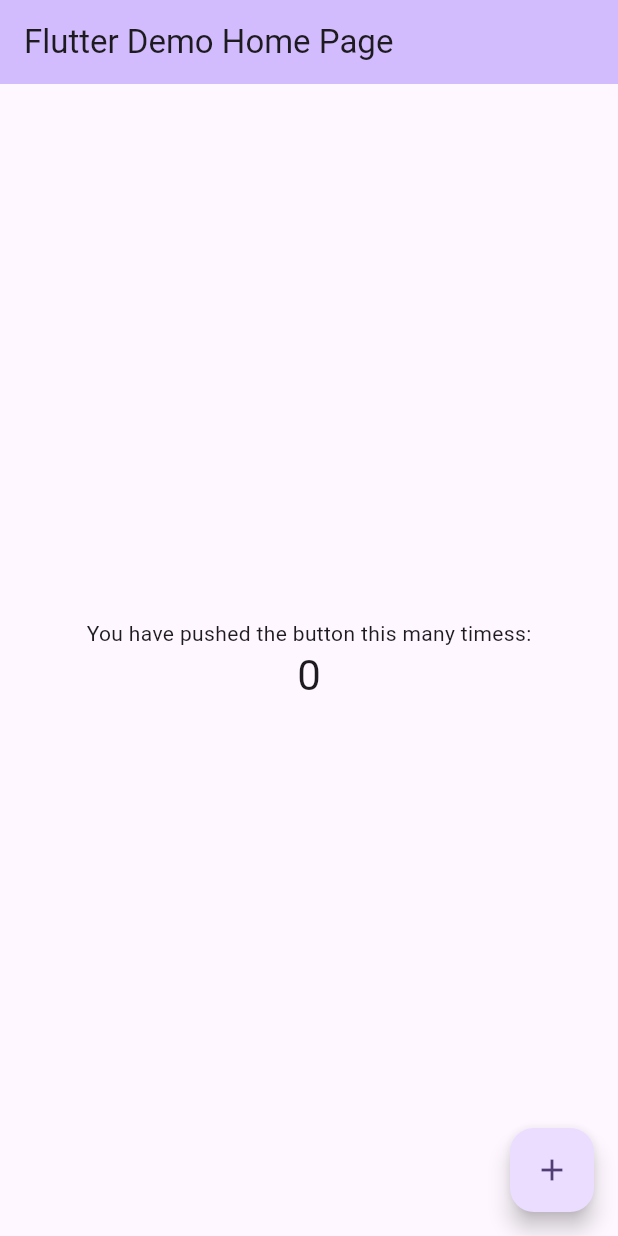
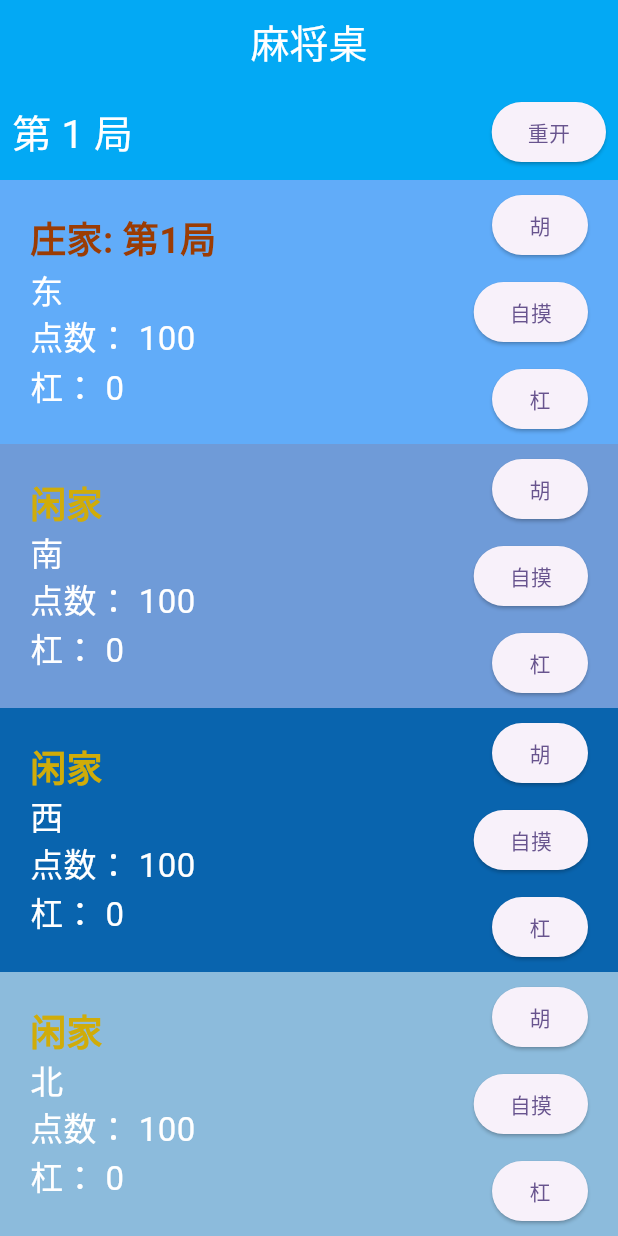
Before and after one commit to chzedong/mahjong-table, a Flutter app: the screen it shows after launch, on a phone screen of 412 x 824 dp. Run offline on Flutter 3.47's test engine with Material 3 defaults, Android fonts, the phone set to English and light mode, and no system bars.

Commit message:
基础功能实现

```diff
--- /dev/null
+++ b/lib/home.dart
@@ -0,0 +1,19 @@
+import 'package:flutter/material.dart';
+import 'play.dart';
+
+class MyHomePage extends StatelessWidget {
+  const MyHomePage({super.key});
+
+  @override
+  Widget build(BuildContext context) {
+    return Scaffold(
+      appBar: AppBar(
+        title: const Text('麻将桌',
+            style: TextStyle(color: Colors.white, fontSize: 26)),
+        centerTitle: true,
+        backgroundColor: Colors.lightBlue, // 设置背景颜
+      ),
+      body: const Center(child: Play()),
+    );
+  }
+}
--- a/lib/main.dart
+++ b/lib/main.dart
@@ -1,4 +1,5 @@
 import 'package:flutter/material.dart';
+import 'package:flutter_application_1/home.dart';
 
 void main() {
   runApp(const MyApp());
@@ -11,115 +12,12 @@ class MyApp extends StatelessWidget {
   @override
   Widget build(BuildContext context) {
     return MaterialApp(
-      title: 'Flutter Demo',
+      title: '麻将桌',
       theme: ThemeData(
-        // This is the theme of your application.
-        //
-        // TRY THIS: Try running your application with "flutter run". You'll see
-        // the application has a purple toolbar. Then, without quitting the app,
-        // try changing the seedColor in the colorScheme below to Colors.green
-        // and then invoke "hot reload" (save your changes or press the "hot
-        // reload" button in a Flutter-supported IDE, or press "r" if you used
-        // the command line to start the app).
-        //
-        // Notice that the counter didn't reset back to zero; the application
-        // state is not lost during the reload. To reset the state, use hot
-        // restart instead.
-        //
-        // This works for code too, not just values: Most code changes can be
-        // tested with just a hot reload.
         colorScheme: ColorScheme.fromSeed(seedColor: Colors.deepPurple),
         useMaterial3: true,
       ),
-      home: const MyHomePage(title: 'Flutter Demo Home Page'),
+      home: const MyHomePage(),
     );
   }
 }
-
-class MyHomePage extends StatefulWidget {
-  const MyHomePage({super.key, required this.title});
-
-  // This widget is the home page of your application. It is stateful, meaning
-  // that it has a State object (defined below) that contains fields that affect
-  // how it looks.
-
-  // This class is the configuration for the state. It holds the values (in this
-  // case the title) provided by the parent (in this case the App widget) and
-  // used by the build method of the State. Fields in a Widget subclass are
-  // always marked "final".
-
-  final String title;
-
-  @override
-  State<MyHomePage> createState() => _MyHomePageState();
-}
-
-class _MyHomePageState extends State<MyHomePage> {
-  int _counter = 0;
-
-  void _incrementCounter() {
-    setState(() {
-      // This call to setState tells the Flutter framework that something has
-      // changed in this State, which causes it to rerun the build method below
-      // so that the display can reflect the updated values. If we changed
-      // _counter without calling setState(), then the build method would not be
-      // called again, and so nothing would appear to happen.
-      _counter++;
-    });
-  }
-
-  @override
-  Widget build(BuildContext context) {
-    // This method is rerun every time setState is called, for instance as done
-    // by the _incrementCounter method above.
-    //
-    // The Flutter framework has been optimized to make rerunning build methods
-    // fast, so that you can just rebuild anything that needs updating rather
-    // than having to individually change instances of widgets.
-    return Scaffold(
-      appBar: AppBar(
-        // TRY THIS: Try changing the color here to a specific color (to
-        // Colors.amber, perhaps?) and trigger a hot reload to see the AppBar
-        // change color while the other colors stay the same.
-        backgroundColor: Theme.of(context).colorScheme.inversePrimary,
-        // Here we take the value from the MyHomePage object that was created by
-        // the App.build method, and use it to set our appbar title.
-        title: Text(widget.title),
-      ),
-      body: Center(
-        // Center is a layout widget. It takes a single child and positions it
-        // in the middle of the parent.
-        child: Column(
-          // Column is also a layout widget. It takes a list of children and
-          // arranges them vertically. By default, it sizes itself to fit its
-          // children horizontally, and tries to be as tall as its parent.
-          //
-          // Column has various properties to control how it sizes itself and
-          // how it positions its children. Here we use mainAxisAlignment to
-          // center the children vertically; the main axis here is the vertical
-          // axis because Columns are vertical (the cross axis would be
-          // horizontal).
-          //
-          // TRY THIS: Invoke "debug painting" (choose the "Toggle Debug Paint"
-          // action in the IDE, or press "p" in the console), to see the
-          // wireframe for each widget.
-          mainAxisAlignment: MainAxisAlignment.center,
-          children: <Widget>[
-            const Text(
-              'You have pushed the button this many timess:',
-            ),
-            Text(
-              '$_counter',
-              style: Theme.of(context).textTheme.headlineMedium,
-            ),
-          ],
-        ),
-      ),
-      floatingActionButton: FloatingActionButton(
-        onPressed: _incrementCounter,
-        tooltip: 'Increment',
-        child: const Icon(Icons.add),
-      ), // This trailing comma makes auto-formatting nicer for build methods.
-    );
-  }
-}
--- /dev/null
+++ b/lib/play.dart
@@ -0,0 +1,104 @@
+import 'package:flutter/material.dart';
+import 'package:flutter_application_1/playctl.dart';
+import 'package:flutter_application_1/player.dart';
+
+class Play extends StatefulWidget {
+  const Play({Key? key}) : super(key: key);
+
+  @override
+  State<Play> createState() => _PlayState();
+}
+
+class _PlayState extends State<Play> {
+  final PlayController playController = PlayController();
+
+  Iterable<Widget> getPlayers() {
+    return playController.names.map((name) {
+      return Expanded(
+          child: Player(
+              isBanker: playController.bankerIndex ==
+                      playController.names.indexOf(name)
+                  ? playController.bankerNumber + 1
+                  : -1,
+              name: name,
+              score: playController.getPlayerScore(name),
+              kong: playController.getPlayerGang(name),
+              onHu: (name, baseScore) {
+                setState(() {
+                  playController.onHu(name, baseScore);
+                });
+              },
+              onGang: (name, baseScore) {
+                setState(() {
+                  playController.onGang(name, baseScore);
+                });
+              },
+              onZimo: (name, baseScore) {
+                setState(() {
+                  playController.onHu(name, baseScore, ziMo: true);
+                });
+              }));
+    });
+  }
+
+  @override
+  Widget build(BuildContext context) {
+    return Container(
+      width: double.infinity,
+      child: Column(
+        children: [
+          Expanded(
+              flex: 0,
+              child: Container(
+                color: Colors.lightBlue,
+                width: double.infinity,
+                alignment: Alignment.center,
+                child: Padding(
+                  padding: const EdgeInsets.all(8.0),
+                  child: Row(
+                    children: [
+                      Expanded(
+                          child: Text(
+                        '第 ${(playController.start + 1).toString()} 局',
+                        style:
+                            const TextStyle(fontSize: 26, color: Colors.white),
+                      )),
+                      ElevatedButton(
+                          onPressed: () {
+                            // 点击按钮的时候，警告弹框提示是否要重置
+                            showDialog(
+                                context: context,
+                                builder: (BuildContext context) {
+                                  return AlertDialog(
+                                      title: const Text('重开'),
+                                      content: const Text('是否要重新开始？'),
+                                      actions: <Widget>[
+                                        TextButton(
+                                          onPressed: () {
+                                            Navigator.of(context).pop();
+                                            setState(() {
+                                              playController.reset();
+                                            });
+                                          },
+                                          child: Text('确认'),
+                                        )
+                                      ]);
+                                });
+                          },
+                          child: const Text('重开'))
+                    ],
+                  ),
+                ),
+              )),
+          Expanded(
+              flex: 1,
+              child: Container(
+                  width: double.infinity,
+                  child: Column(
+                    children: getPlayers().toList(),
+                  )))
+        ],
+      ),
+    );
+  }
+}
--- /dev/null
+++ b/lib/playctl.dart
@@ -0,0 +1,118 @@
+import 'dart:math';
+
+import 'package:flutter/foundation.dart';
+
+class PlayController {
+  List<int> players = [100, 100, 100, 100];
+
+  List<int> gangs = [0, 0, 0, 0];
+
+  List<int> banker = [0, 0];
+
+  List<String> names = ['东', '南', '西', '北'];
+
+  int start = 0;
+
+  int get bankerIndex {
+    if (kDebugMode) {
+      print('bankerIndex: $banker');
+      print('score:' +
+          (players[0] + players[1] + players[2] + players[3]).toString());
+    }
+    return banker[0] % players.length;
+  }
+
+  int get bankerNumber {
+    return banker[1];
+  }
+
+  void reset() {
+    players = [100, 100, 100, 100];
+    gangs = [0, 0, 0, 0];
+    banker = [0, 0];
+    start = 0;
+  }
+
+  bool isEnd() {
+    return players.any((item) => item == 0);
+  }
+
+  int getBankerScore(int n, {bool isLong = false}) {
+    const base = 5;
+    const gup = 2;
+    const long = 24;
+    return n * gup + (isLong ? long : base);
+  }
+
+  void onGang(String name, int attach) {
+    final index = names.indexOf(name);
+    gangs[index] += attach;
+  }
+
+  void onHu(String name, int attach, {bool ziMo = false, bool isLong = false}) {
+    final index = names.indexOf(name);
+
+    int preBankerNumber = banker[1];
+
+    if (index != bankerIndex) {
+      banker[1] = 0;
+    } else {
+      banker[1] += 1;
+    }
+
+    final baseScore = getBankerScore(banker[1], isLong: isLong);
+
+    int winScore = baseScore + attach;
+    if (ziMo) {
+      winScore *= 2;
+    }
+
+    int indexScore = 0;
+    for (int i = 0; i < players.length; i++) {
+      if (i != index) {
+        if (i == bankerIndex) {
+          int preBankerBase = getBankerScore(preBankerNumber + 1);
+          int win = preBankerBase + attach;
+
+          if (ziMo) {
+            win *= 2;
+          }
+          indexScore += min(win, players[i]);
+          players[i] -= min(win, players[i]);
+        } else {
+          indexScore += min(winScore, players[i]);
+          players[i] -= min(winScore, players[i]);
+        }
+      }
+    }
+
+    if (index != bankerIndex) {
+      banker[0] += 1;
+    }
+    players[index] += indexScore;
+    start += 1;
+  }
+
+  int getPlayerScore(String name) {
+    final index = names.indexOf(name);
+    return players[index];
+  }
+
+  int getPlayerGang(String name) {
+    final index = names.indexOf(name);
+    return gangs[index];
+  }
+
+  int getPlayerRealGang(String name) {
+    final index = names.indexOf(name);
+
+    int otherGang = 0;
+    for (int i = 0; i < gangs.length; i++) {
+      if (i != index) {
+        otherGang += gangs[i];
+      }
+    }
+
+    return gangs[index] + otherGang;
+  }
+}
--- /dev/null
+++ b/lib/player.dart
@@ -0,0 +1,176 @@
+import 'dart:math';
+import 'package:flutter/material.dart';
+import 'package:flutter_application_1/radio.dart';
+
+enum Action { hu, zimo, gang }
+
+Map _colorMap = {
+  '东': const Color.fromARGB(228, 78, 163, 248),
+  '南': const Color.fromARGB(255, 111, 155, 216),
+  '西': const Color.fromARGB(255, 9, 100, 174),
+  '北': const Color.fromARGB(255, 140, 187, 220),
+};
+
+class Player extends StatelessWidget {
+  final String name;
+  final int score;
+  final int kong;
+  final int isBanker;
+  final Function(String name, int baseScore)? onHu;
+  final Function(String name, int baseScore)? onZimo;
+  final Function(String name, int baseScore)? onGang;
+
+  Player({
+    super.key,
+    required this.name,
+    required this.score,
+    required this.kong,
+    this.isBanker = -1,
+    this.onHu,
+    this.onZimo,
+    this.onGang,
+  });
+
+  final Map<Action, String> actionMap = {
+    Action.hu: '胡',
+    Action.zimo: '自摸',
+    Action.gang: '杠',
+  };
+
+  // TextEditingController
+  final TextEditingController _textEditingController = TextEditingController();
+
+  void showInputDialog(BuildContext context, Action action) {
+    // 使用showDialog来显示一个对话框
+    _textEditingController.text = '';
+
+    Widget content = TextField(
+      controller: _textEditingController,
+      keyboardType: TextInputType.number,
+      decoration: const InputDecoration(
+        hintText: '几个风',
+        border: OutlineInputBorder(),
+      ),
+    );
+
+    if (action == Action.gang) {
+      content = RadioSelection(
+        onSelectionChanged: (value) {
+          _textEditingController.text = value;
+        },
+      );
+    }
+
+    showDialog(
+      context: context,
+      builder: (BuildContext context) {
+        return AlertDialog(
+          title: Text(actionMap[action] ?? '未知'),
+          content: content,
+          actions: <Widget>[
+            TextButton(
+              onPressed: () {
+                // 取消按钮
+                Navigator.of(context).pop();
+              },
+              child: const Text('取消'),
+            ),
+            TextButton(
+              onPressed: () {
+                Navigator.of(context).pop(_textEditingController.text);
+
+                if (action == Action.hu) {
+                  if (_textEditingController.text == '') {
+                    _textEditingController.text = '0';
+                  }
+                  onHu?.call(name, int.parse(_textEditingController.text));
+                } else if (action == Action.zimo) {
+                  if (_textEditingController.text == '') {
+                    _textEditingController.text = '0';
+                  }
+                  onZimo?.call(name, int.parse(_textEditingController.text));
+                } else if (action == Action.gang) {
+                  if (_textEditingController.text == '') {
+                    _textEditingController.text = '1';
+                  }
+
+                  onGang?.call(name, int.parse(_textEditingController.text));
+                }
+              },
+              child: const Text('提交'),
+            ),
+          ],
+        );
+      },
+    );
+  }
+
+  @override
+  Widget build(BuildContext context) {
+    return Container(
+      width: double.infinity,
+      color: _colorMap[name] ?? Colors.white,
+      child: Row(children: [
+        Expanded(
+            flex: 1,
+            child: Padding(
+              padding: const EdgeInsets.only(left: 20),
+              child: Column(
+                mainAxisAlignment: MainAxisAlignment.center,
+                crossAxisAlignment: CrossAxisAlignment.start,
+                children: [
+                  Text(
+                    isBanker != -1 ? '庄家: 第$isBanker局' : '闲家',
+                    style: TextStyle(
+                        fontWeight: FontWeight.bold,
+                        fontSize: 24,
+                        color: isBanker != -1
+                            ? const Color.fromARGB(255, 155, 60, 4)
+                            : const Color.fromARGB(255, 208, 172, 9)),
+                  ),
+                  Text(
+                    name,
+                    style: const TextStyle(fontSize: 22, color: Colors.white),
+                  ),
+                  Text(
+                    '点数： $score',
+                    style: const TextStyle(fontSize: 22, color: Colors.white),
+                  ),
+                  Text(
+                    '杠： $kong',
+                    style: const TextStyle(fontSize: 22, color: Colors.white),
+                  ),
+                ],
+              ),
+            )),
+        Expanded(
+            flex: 1,
+            child: Padding(
+              padding: const EdgeInsets.only(right: 20),
+              child: Column(
+                  mainAxisAlignment: MainAxisAlignment.center,
+                  crossAxisAlignment: CrossAxisAlignment.end,
+                  children: [
+                    ElevatedButton(
+                        child: const Text('胡'),
+                        onPressed: () {
+                          showInputDialog(context, Action.hu);
+                        }),
+                    const SizedBox(height: 10), //
+                    ElevatedButton(
+                        child: const Text('自摸'),
+                        onPressed: () {
+                          showInputDialog(context, Action.zimo);
+                        }),
+                    const SizedBox(height: 10), //
+                    ElevatedButton(
+                        child: const Text('杠'),
+                        onPressed: () {
+                          showInputDialog(context, Action.gang);
+                        }),
+                  ]),
+            )),
+      ]),
+    );
+  }
+}
```
Also changed, not shown: lib/radio.dart (added, +53 -0 lines).
